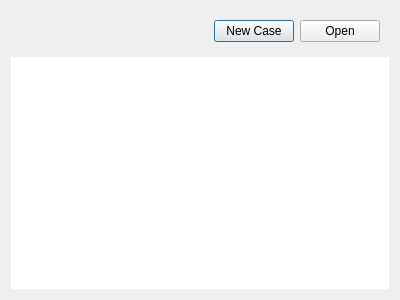
First picture: the form in view/main_window/start_window.ui, repository nextfoam/baram, before the edit.
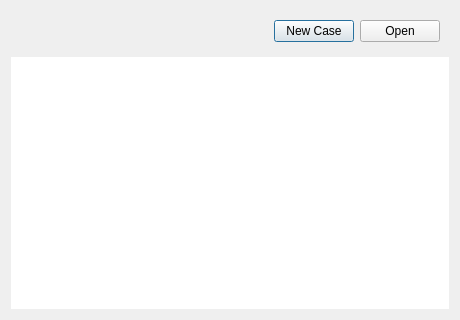
Second picture: the form after the edit.

What changed in the file:
```diff
--- a/view/main_window/start_window.ui
+++ b/view/main_window/start_window.ui
@@ -6,8 +6,8 @@
    <rect>
     <x>0</x>
     <y>0</y>
-    <width>400</width>
-    <height>300</height>
+    <width>460</width>
+    <height>320</height>
    </rect>
   </property>
   <property name="minimumSize">
```
